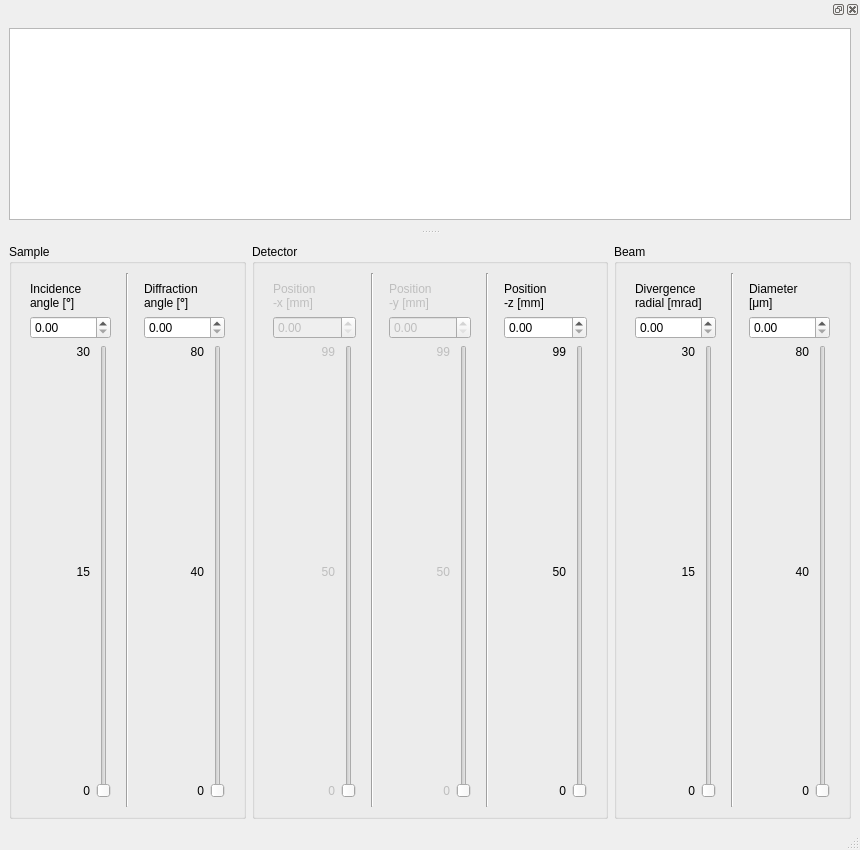
First picture: the form in ui_files/MainWindow.ui, repository hampusnasstrom/giwaxs_broadening, before the edit.
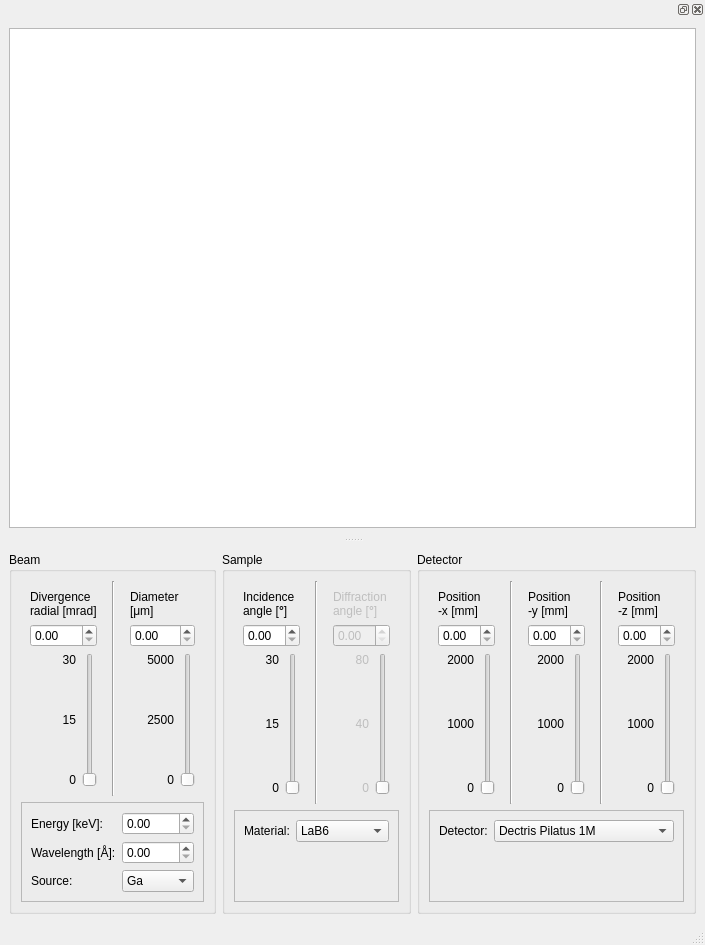
Second picture: the form after the edit. Custom widgets are drawn as their Qt base class.

Commit message: Connected sliders to basic functions

What changed in the file:
```diff
--- a/ui_files/MainWindow.ui
+++ b/ui_files/MainWindow.ui
@@ -6,8 +6,8 @@
    <rect>
     <x>0</x>
     <y>0</y>
-    <width>860</width>
-    <height>850</height>
+    <width>664</width>
+    <height>945</height>
    </rect>
   </property>
   <property name="windowTitle">
@@ -15,10 +15,253 @@
   </property>
   <widget class="QWidget" name="centralwidget">
    <layout class="QHBoxLayout" name="horizontalLayout">
+    <item>
+     <widget class="QGroupBox" name="gb_beam">
+      <property name="sizePolicy">
+       <sizepolicy hsizetype="Maximum" vsizetype="Preferred">
+        <horstretch>2</horstretch>
+        <verstretch>0</verstretch>
+       </sizepolicy>
+      </property>
+      <property name="title">
+       <string>Beam</string>
+      </property>
+      <layout class="QGridLayout" name="gridLayout_8">
+       <item row="0" column="0">
+        <widget class="QWidget" name="divergence" native="true">
+         <property name="sizePolicy">
+          <sizepolicy hsizetype="Preferred" vsizetype="Preferred">
+           <horstretch>1</horstretch>
+           <verstretch>3</verstretch>
+          </sizepolicy>
+         </property>
+         <layout class="QGridLayout" name="gridLayout_6">
+          <item row="1" column="0" colspan="2">
+           <widget class="QDoubleSpinBox" name="sb_divergence"/>
+          </item>
+          <item row="3" column="0">
+           <widget class="QLabel" name="label_middle_divergence">
+            <property name="text">
+             <string>15</string>
+            </property>
+            <property name="alignment">
+             <set>Qt::AlignRight|Qt::AlignTrailing|Qt::AlignVCenter</set>
+            </property>
+           </widget>
+          </item>
+          <item row="2" column="0">
+           <widget class="QLabel" name="label_top_divergence">
+            <property name="text">
+             <string>30</string>
+            </property>
+            <property name="alignment">
+             <set>Qt::AlignRight|Qt::AlignTop|Qt::AlignTrailing</set>
+            </property>
+           </widget>
+          </item>
+          <item row="4" column="0">
+           <widget class="QLabel" name="label_bottom_divergence">
+            <property name="text">
+             <string>0</string>
+            </property>
+            <property name="alignment">
+             <set>Qt::AlignBottom|Qt::AlignRight|Qt::AlignTrailing</set>
+            </property>
+           </widget>
+          </item>
+          <item row="2" column="1" rowspan="3">
+           <widget class="QSlider" name="slider_divergence">
+            <property name="maximum">
+             <number>30</number>
+            </property>
+            <property name="pageStep">
+             <number>5</number>
+            </property>
+            <property name="orientation">
+             <enum>Qt::Vertical</enum>
+            </property>
+            <property name="tickPosition">
+             <enum>QSlider::NoTicks</enum>
+            </property>
+            <property name="tickInterval">
+             <number>5</number>
+            </property>
+           </widget>
+          </item>
+          <item row="0" column="0" colspan="2">
+           <widget class="QLabel" name="label_divergence">
+            <property name="sizePolicy">
+             <sizepolicy hsizetype="Preferred" vsizetype="Maximum">
+              <horstretch>0</horstretch>
+              <verstretch>0</verstretch>
+             </sizepolicy>
+            </property>
+            <property name="text">
+             <string>&lt;html&gt;&lt;head/&gt;&lt;body&gt;&lt;p&gt;Divergence&lt;br/&gt;radial [mrad]&lt;/p&gt;&lt;/body&gt;&lt;/html&gt;</string>
+            </property>
+           </widget>
+          </item>
+         </layout>
+        </widget>
+       </item>
+       <item row="0" column="1">
+        <widget class="Line" name="line_4">
+         <property name="orientation">
+          <enum>Qt::Vertical</enum>
+         </property>
+        </widget>
+       </item>
+       <item row="0" column="2">
+        <widget class="QWidget" name="diameter" native="true">
+         <property name="sizePolicy">
+          <sizepolicy hsizetype="Preferred" vsizetype="Preferred">
+           <horstretch>1</horstretch>
+           <verstretch>0</verstretch>
+          </sizepolicy>
+         </property>
+         <layout class="QGridLayout" name="gridLayout_7">
+          <item row="0" column="0" colspan="2">
+           <widget class="QLabel" name="label_diameter">
+            <property name="sizePolicy">
+             <sizepolicy hsizetype="Preferred" vsizetype="Maximum">
+              <horstretch>0</horstretch>
+              <verstretch>0</verstretch>
+             </sizepolicy>
+            </property>
+            <property name="text">
+             <string>&lt;html&gt;&lt;head/&gt;&lt;body&gt;&lt;p&gt;Diameter&lt;br/&gt;[μm]&lt;/p&gt;&lt;/body&gt;&lt;/html&gt;</string>
+            </property>
+           </widget>
+          </item>
+          <item row="1" column="0" colspan="2">
+           <widget class="QDoubleSpinBox" name="sb_incidence_diameter"/>
+          </item>
+          <item row="2" column="0">
+           <widget class="QLabel" name="label_top_diameter">
+            <property name="text">
+             <string>5000</string>
+            </property>
+            <property name="alignment">
+             <set>Qt::AlignRight|Qt::AlignTop|Qt::AlignTrailing</set>
+            </property>
+           </widget>
+          </item>
+          <item row="2" column="1" rowspan="3">
+           <widget class="QSlider" name="slider_diameter">
+            <property name="maximum">
+             <number>5000</number>
+            </property>
+            <property name="singleStep">
+             <number>50</number>
+            </property>
+            <property name="pageStep">
+             <number>500</number>
+            </property>
+            <property name="orientation">
+             <enum>Qt::Vertical</enum>
+            </property>
+            <property name="tickPosition">
+             <enum>QSlider::NoTicks</enum>
+            </property>
+            <property name="tickInterval">
+             <number>5</number>
+            </property>
+           </widget>
+          </item>
+          <item row="3" column="0">
+           <widget class="QLabel" name="label_middle_diameter">
+            <property name="text">
+             <string>2500</string>
+            </property>
+            <property name="alignment">
+             <set>Qt::AlignRight|Qt::AlignTrailing|Qt::AlignVCenter</set>
+            </property>
+           </widget>
+          </item>
+          <item row="4" column="0">
+           <widget class="QLabel" name="label_bottom_diameter">
+            <property name="text">
+             <string>0</string>
+            </property>
+            <property name="alignment">
+             <set>Qt::AlignBottom|Qt::AlignRight|Qt::AlignTrailing</set>
+            </property>
+           </widget>
+          </item>
+         </layout>
+        </widget>
+       </item>
+       <item row="1" column="0" colspan="3">
+        <widget class="QFrame" name="frame_beam">
+         <property name="sizePolicy">
+          <sizepolicy hsizetype="Preferred" vsizetype="Fixed">
+           <horstretch>0</horstretch>
+           <verstretch>1</verstretch>
+          </sizepolicy>
+         </property>
+         <property name="frameShape">
+          <enum>QFrame::StyledPanel</enum>
+         </property>
+         <property name="frameShadow">
+          <enum>QFrame::Raised</enum>
+         </property>
+         <layout class="QFormLayout" name="formLayout">
+          <item row="0" column="0">
+           <widget class="QLabel" name="label_2">
+            <property name="text">
+             <string>Energy [keV]:</string>
+            </property>
+           </widget>
+          </item>
+          <item row="0" column="1">
+           <widget class="QDoubleSpinBox" name="sb_energy"/>
+          </item>
+          <item row="1" column="0">
+           <widget class="QLabel" name="label_3">
+            <property name="text">
+             <string>Wavelength [Å]:</string>
+            </property>
+           </widget>
+          </item>
+          <item row="1" column="1">
+           <widget class="QDoubleSpinBox" name="sb_wavelength"/>
+          </item>
+          <item row="2" column="0">
+           <widget class="QLabel" name="label_4">
+            <property name="text">
+             <string>Source:</string>
+            </property>
+           </widget>
+          </item>
+          <item row="2" column="1">
+           <widget class="QComboBox" name="cb_source">
+            <item>
+             <property name="text">
+              <string>Ga</string>
+             </property>
+            </item>
+            <item>
+             <property name="text">
+              <string>Cu</string>
+             </property>
+            </item>
+            <item>
+             <property name="text">
+              <string>Custom</string>
+             </property>
+            </item>
+           </widget>
+          </item>
+         </layout>
+        </widget>
+       </item>
+      </layout>
+     </widget>
+    </item>
     <item>
      <widget class="QGroupBox" name="gb_incidence">
       <property name="sizePolicy">
-       <sizepolicy hsizetype="Preferred" vsizetype="Preferred">
+       <sizepolicy hsizetype="Maximum" vsizetype="Preferred">
         <horstretch>2</horstretch>
         <verstretch>0</verstretch>
        </sizepolicy>
@@ -26,9 +269,15 @@
       <property name="title">
        <string>Sample</string>
       </property>
-      <layout class="QHBoxLayout" name="horizontalLayout_3">
-       <item>
-        <widget class="QWidget" name="widget" native="true">
+      <layout class="QGridLayout" name="gridLayout_9">
+       <item row="0" column="0">
+        <widget class="QWidget" name="incidence" native="true">
+         <property name="sizePolicy">
+          <sizepolicy hsizetype="Preferred" vsizetype="Preferred">
+           <horstretch>1</horstretch>
+           <verstretch>3</verstretch>
+          </sizepolicy>
+         </property>
          <layout class="QGridLayout" name="gridLayout">
           <item row="0" column="0" colspan="2">
            <widget class="QLabel" name="label_incidence">
@@ -58,6 +307,12 @@
           </item>
           <item row="2" column="1" rowspan="3">
            <widget class="QSlider" name="slider_incidence">
+            <property name="maximum">
+             <number>30</number>
+            </property>
+            <property name="pageStep">
+             <number>5</number>
+            </property>
             <property name="orientation">
              <enum>Qt::Vertical</enum>
             </property>
@@ -92,15 +347,24 @@
          </layout>
         </widget>
        </item>
-       <item>
+       <item row="0" column="1">
         <widget class="Line" name="line">
          <property name="orientation">
           <enum>Qt::Vertical</enum>
          </property>
         </widget>
        </item>
-       <item>
-        <widget class="QWidget" name="widget_2" native="true">
+       <item row="0" column="2">
+        <widget class="QWidget" name="diffraction" native="true">
+         <property name="enabled">
+          <bool>false</bool>
+         </property>
+         <property name="sizePolicy">
+          <sizepolicy hsizetype="Preferred" vsizetype="Preferred">
+           <horstretch>1</horstretch>
+           <verstretch>0</verstretch>
+          </sizepolicy>
+         </property>
          <layout class="QGridLayout" name="gridLayout_5">
           <item row="0" column="0" colspan="2">
            <widget class="QLabel" name="label_diffraction">
@@ -164,13 +428,53 @@
          </layout>
         </widget>
        </item>
+       <item row="1" column="0" colspan="3">
+        <widget class="QFrame" name="frame_sample">
+         <property name="sizePolicy">
+          <sizepolicy hsizetype="Preferred" vsizetype="Fixed">
+           <horstretch>0</horstretch>
+           <verstretch>1</verstretch>
+          </sizepolicy>
+         </property>
+         <property name="minimumSize">
+          <size>
+           <width>0</width>
+           <height>92</height>
+          </size>
+         </property>
+         <property name="frameShape">
+          <enum>QFrame::StyledPanel</enum>
+         </property>
+         <property name="frameShadow">
+          <enum>QFrame::Raised</enum>
+         </property>
+         <layout class="QFormLayout" name="formLayout_2">
+          <item row="0" column="0">
+           <widget class="QLabel" name="label_5">
+            <property name="text">
+             <string>Material:</string>
+            </property>
+           </widget>
+          </item>
+          <item row="0" column="1">
+           <widget class="QComboBox" name="cb_material">
+            <item>
+             <property name="text">
+              <string>LaB6</string>
+             </property>
+            </item>
+           </widget>
+          </item>
+         </layout>
+        </widget>
+       </item>
       </layout>
      </widget>
     </item>
     <item>
      <widget class="QGroupBox" name="gb_x_det">
       <property name="sizePolicy">
-       <sizepolicy hsizetype="Preferred" vsizetype="Preferred">
+       <sizepolicy hsizetype="Maximum" vsizetype="Preferred">
         <horstretch>3</horstretch>
         <verstretch>0</verstretch>
        </sizepolicy>
@@ -178,90 +482,24 @@
       <property name="title">
        <string>Detector</string>
       </property>
-      <layout class="QHBoxLayout" name="horizontalLayout_2">
-       <item>
-        <widget class="QWidget" name="x_det" native="true">
-         <property name="enabled">
-          <bool>false</bool>
-         </property>
-         <layout class="QGridLayout" name="gridLayout_2">
-          <item row="2" column="1" rowspan="3">
-           <widget class="QSlider" name="slider_incidence_x_det">
-            <property name="orientation">
-             <enum>Qt::Vertical</enum>
-            </property>
-            <property name="tickPosition">
-             <enum>QSlider::NoTicks</enum>
-            </property>
-            <property name="tickInterval">
-             <number>5</number>
-            </property>
-           </widget>
-          </item>
-          <item row="0" column="0" colspan="2">
-           <widget class="QLabel" name="label">
-            <property name="sizePolicy">
-             <sizepolicy hsizetype="Preferred" vsizetype="Maximum">
-              <horstretch>0</horstretch>
-              <verstretch>0</verstretch>
-             </sizepolicy>
-            </property>
-            <property name="text">
-             <string>&lt;html&gt;&lt;head/&gt;&lt;body&gt;&lt;p&gt;Position&lt;br/&gt;-x [mm]&lt;/p&gt;&lt;/body&gt;&lt;/html&gt;</string>
-            </property>
-           </widget>
-          </item>
-          <item row="3" column="0">
-           <widget class="QLabel" name="label_middle_x_det">
-            <property name="text">
-             <string>50</string>
-            </property>
-            <property name="alignment">
-             <set>Qt::AlignRight|Qt::AlignTrailing|Qt::AlignVCenter</set>
-            </property>
-           </widget>
-          </item>
-          <item row="1" column="0" colspan="2">
-           <widget class="QDoubleSpinBox" name="sb_incidence_x_det"/>
-          </item>
-          <item row="2" column="0">
-           <widget class="QLabel" name="label_top_x_det">
-            <property name="text">
-             <string>99</string>
-            </property>
-            <property name="alignment">
-             <set>Qt::AlignRight|Qt::AlignTop|Qt::AlignTrailing</set>
-            </property>
-           </widget>
-          </item>
-          <item row="4" column="0">
-           <widget class="QLabel" name="label_bottom_x_det">
-            <property name="text">
-             <string>0</string>
-            </property>
-            <property name="alignment">
-             <set>Qt::AlignBottom|Qt::AlignRight|Qt::AlignTrailing</set>
-            </property>
-           </widget>
-          </item>
-         </layout>
-        </widget>
-       </item>
-       <item>
-        <widget class="Line" name="line_2">
-         <property name="orientation">
-          <enum>Qt::Vertical</enum>
-         </property>
-        </widget>
-       </item>
-       <item>
+      <layout class="QGridLayout" name="gridLayout_10">
+       <item row="0" column="2">
         <widget class="QWidget" name="y_det" native="true">
          <property name="enabled">
-          <bool>false</bool>
+          <bool>true</bool>
+         </property>
+         <property name="sizePolicy">
+          <sizepolicy hsizetype="Preferred" vsizetype="Preferred">
+           <horstretch>1</horstretch>
+           <verstretch>0</verstretch>
+          </sizepolicy>
          </property>
          <layout class="QGridLayout" name="gridLayout_3">
           <item row="2" column="1" rowspan="3">
            <widget class="QSlider" name="slider_incidence_y_det">
+            <property name="maximum">
+             <number>2000</number>
+            </property>
             <property name="orientation">
              <enum>Qt::Vertical</enum>
             </property>
@@ -289,7 +527,7 @@
           <item row="3" column="0">
            <widget class="QLabel" name="label_middle_y_det">
             <property name="text">
-             <string>50</string>
+             <string>1000</string>
             </property>
             <property name="alignment">
              <set>Qt::AlignRight|Qt::AlignTrailing|Qt::AlignVCenter</set>
@@ -302,7 +540,7 @@
           <item row="2" column="0">
            <widget class="QLabel" name="label_top_y_det">
             <property name="text">
-             <string>99</string>
+             <string>2000</string>
             </property>
             <property name="alignment">
              <set>Qt::AlignRight|Qt::AlignTop|Qt::AlignTrailing</set>
@@ -322,18 +560,111 @@
          </layout>
         </widget>
        </item>
-       <item>
+       <item row="0" column="3">
         <widget class="Line" name="line_3">
          <property name="orientation">
           <enum>Qt::Vertical</enum>
          </property>
         </widget>
        </item>
-       <item>
+       <item row="0" column="0">
+        <widget class="QWidget" name="x_det" native="true">
+         <property name="enabled">
+          <bool>true</bool>
+         </property>
+         <property name="sizePolicy">
+          <sizepolicy hsizetype="Preferred" vsizetype="Preferred">
+           <horstretch>1</horstretch>
+           <verstretch>3</verstretch>
+          </sizepolicy>
+         </property>
+         <layout class="QGridLayout" name="gridLayout_2">
+          <item row="2" column="1" rowspan="3">
+           <widget class="QSlider" name="slider_incidence_x_det">
+            <property name="maximum">
+             <number>2000</number>
+            </property>
+            <property name="orientation">
+             <enum>Qt::Vertical</enum>
+            </property>
+            <property name="tickPosition">
+             <enum>QSlider::NoTicks</enum>
+            </property>
+            <property name="tickInterval">
+             <number>5</number>
+            </property>
+           </widget>
+          </item>
+          <item row="0" column="0" colspan="2">
+           <widget class="QLabel" name="label">
+            <property name="sizePolicy">
+             <sizepolicy hsizetype="Preferred" vsizetype="Maximum">
+              <horstretch>0</horstretch>
+              <verstretch>0</verstretch>
+             </sizepolicy>
+            </property>
+            <property name="text">
+             <string>&lt;html&gt;&lt;head/&gt;&lt;body&gt;&lt;p&gt;Position&lt;br/&gt;-x [mm]&lt;/p&gt;&lt;/body&gt;&lt;/html&gt;</string>
+            </property>
+           </widget>
+          </item>
+          <item row="3" column="0">
+           <widget class="QLabel" name="label_middle_x_det">
+            <property name="text">
+             <string>1000</string>
+            </property>
+            <property name="alignment">
+             <set>Qt::AlignRight|Qt::AlignTrailing|Qt::AlignVCenter</set>
+            </property>
+           </widget>
+          </item>
+          <item row="1" column="0" colspan="2">
+           <widget class="QDoubleSpinBox" name="sb_incidence_x_det"/>
+          </item>
+          <item row="2" column="0">
+           <widget class="QLabel" name="label_top_x_det">
+            <property name="text">
+             <string>2000</string>
+            </property>
+            <property name="alignment">
+             <set>Qt::AlignRight|Qt::AlignTop|Qt::AlignTrailing</set>
+            </property>
+           </widget>
+          </item>
+          <item row="4" column="0">
+           <widget class="QLabel" name="label_bottom_x_det">
+            <property name="text">
+             <string>0</string>
+            </property>
+            <property name="alignment">
+             <set>Qt::AlignBottom|Qt::AlignRight|Qt::AlignTrailing</set>
+            </property>
+           </widget>
+          </item>
+         </layout>
+        </widget>
+       </item>
+       <item row="0" column="1">
+        <widget class="Line" name="line_2">
+         <property name="orientation">
+          <enum>Qt::Vertical</enum>
+         </property>
+        </widget>
+       </item>
+       <item row="0" column="4">
         <widget class="QWidget" name="z_det" native="true">
+         <property name="sizePolicy">
+          <sizepolicy hsizetype="Preferred" vsizetype="Preferred">
+           <horstretch>1</horstretch>
+           <verstretch>0</verstretch>
+          </sizepolicy>
+         </property>
          <layout class="QGridLayout" name="gridLayout_4">
           <item row="2" column="1" rowspan="3">
            <widget class="QSlider" name="slider_incidence_z_det">
+            <property name="maximum">
+             <number>2000</number>
+            </property>
             <property name="orientation">
              <enum>Qt::Vertical</enum>
             </property>
@@ -361,7 +692,7 @@
           <item row="3" column="0">
            <widget class="QLabel" name="label_middle_z_det">
             <property name="text">
-             <string>50</string>
+             <string>1000</string>
             </property>
             <property name="alignment">
              <set>Qt::AlignRight|Qt::AlignTrailing|Qt::AlignVCenter</set>
@@ -374,7 +705,7 @@
           <item row="2" column="0">
            <widget class="QLabel" name="label_top_z_det">
             <property name="text">
-             <string>99</string>
+             <string>2000</string>
             </property>
             <property name="alignment">
              <set>Qt::AlignRight|Qt::AlignTop|Qt::AlignTrailing</set>
@@ -394,160 +725,66 @@
          </layout>
         </widget>
        </item>
+       <item row="1" column="0" colspan="5">
+        <widget class="QFrame" name="frame_detector">
+         <property name="sizePolicy">
+          <sizepolicy hsizetype="Preferred" vsizetype="Fixed">
+           <horstretch>0</horstretch>
+           <verstretch>1</verstretch>
+          </sizepolicy>
+         </property>
+         <property name="minimumSize">
+          <size>
+           <width>0</width>
+           <height>92</height>
+          </size>
+         </property>
+         <property name="frameShape">
+          <enum>QFrame::StyledPanel</enum>
+         </property>
+         <property name="frameShadow">
+          <enum>QFrame::Raised</enum>
+         </property>
+         <layout class="QFormLayout" name="formLayout_3">
+          <item row="0" column="0">
+           <widget class="QLabel" name="label_6">
+            <property name="text">
+             <string>Detector:</string>
+            </property>
+           </widget>
+          </item>
+          <item row="0" column="1">
+           <widget class="QComboBox" name="comboBox">
+            <item>
+             <property name="text">
+              <string>Dectris Pilatus 1M</string>
+             </property>
+            </item>
+            <item>
+             <property name="text">
+              <string>Dectris Eiger 1M</string>
+             </property>
+            </item>
+           </widget>
+          </item>
+         </layout>
+        </widget>
+       </item>
       </layout>
      </widget>
     </item>
     <item>
-     <widget class="QGroupBox" name="gb_incidence_2">
-      <property name="sizePolicy">
-       <sizepolicy hsizetype="Preferred" vsizetype="Preferred">
-        <horstretch>2</horstretch>
-        <verstretch>0</verstretch>
-       </sizepolicy>
+     <spacer name="horizontalSpacer">
+      <property name="orientation">
+       <enum>Qt::Horizontal</enum>
       </property>
-      <property name="title">
-       <string>Beam</string>
+      <property name="sizeHint" stdset="0">
+       <size>
+        <width>40</width>
+        <height>20</height>
+       </size>
       </property>
-      <layout class="QHBoxLayout" name="horizontalLayout_4">
-       <item>
-        <widget class="QWidget" name="widget_3" native="true">
-         <layout class="QGridLayout" name="gridLayout_6">
-          <item row="0" column="0" colspan="2">
-           <widget class="QLabel" name="label_incidence_2">
-            <property name="sizePolicy">
-             <sizepolicy hsizetype="Preferred" vsizetype="Maximum">
-              <horstretch>0</horstretch>
-              <verstretch>0</verstretch>
-             </sizepolicy>
-            </property>
-            <property name="text">
-             <string>&lt;html&gt;&lt;head/&gt;&lt;body&gt;&lt;p&gt;Divergence&lt;br/&gt;radial [mrad]&lt;/p&gt;&lt;/body&gt;&lt;/html&gt;</string>
-            </property>
-           </widget>
-          </item>
-          <item row="1" column="0" colspan="2">
-           <widget class="QDoubleSpinBox" name="sb_incidence_2"/>
-          </item>
-          <item row="2" column="0">
-           <widget class="QLabel" name="label_top_incidence_2">
-            <property name="text">
-             <string>30</string>
-            </property>
-            <property name="alignment">
-             <set>Qt::AlignRight|Qt::AlignTop|Qt::AlignTrailing</set>
-            </property>
-           </widget>
-          </item>
-          <item row="2" column="1" rowspan="3">
-           <widget class="QSlider" name="slider_incidence_2">
-            <property name="orientation">
-             <enum>Qt::Vertical</enum>
-            </property>
-            <property name="tickPosition">
-             <enum>QSlider::NoTicks</enum>
-            </property>
-            <property name="tickInterval">
-             <number>5</number>
-            </property>
-           </widget>
-          </item>
-          <item row="3" column="0">
-           <widget class="QLabel" name="label_middle_incidence_2">
-            <property name="text">
-             <string>15</string>
-            </property>
-            <property name="alignment">
-             <set>Qt::AlignRight|Qt::AlignTrailing|Qt::AlignVCenter</set>
-            </property>
-           </widget>
-          </item>
-          <item row="4" column="0">
-           <widget class="QLabel" name="label_bottom_incidence_2">
-            <property name="text">
-             <string>0</string>
-            </property>
-            <property name="alignment">
-             <set>Qt::AlignBottom|Qt::AlignRight|Qt::AlignTrailing</set>
-            </property>
-           </widget>
-          </item>
-         </layout>
-        </widget>
-       </item>
-       <item>
-        <widget class="Line" name="line_4">
-         <property name="orientation">
-          <enum>Qt::Vertical</enum>
-         </property>
-        </widget>
-       </item>
-       <item>
-        <widget class="QWidget" name="widget_4" native="true">
-         <layout class="QGridLayout" name="gridLayout_7">
-          <item row="0" column="0" colspan="2">
-           <widget class="QLabel" name="label_diffraction_2">
-            <property name="sizePolicy">
-             <sizepolicy hsizetype="Preferred" vsizetype="Maximum">
-              <horstretch>0</horstretch>
-              <verstretch>0</verstretch>
-             </sizepolicy>
-            </property>
-            <property name="text">
-             <string>&lt;html&gt;&lt;head/&gt;&lt;body&gt;&lt;p&gt;Diameter&lt;br/&gt;[μm]&lt;/p&gt;&lt;/body&gt;&lt;/html&gt;</string>
-            </property>
-           </widget>
-          </item>
-          <item row="1" column="0" colspan="2">
-           <widget class="QDoubleSpinBox" name="sb_incidence_diffraction_2"/>
-          </item>
-          <item row="2" column="0">
-           <widget class="QLabel" name="label_top_diffraction_2">
-            <property name="text">
-             <string>80</string>
-            </property>
-            <property name="alignment">
-             <set>Qt::AlignRight|Qt::AlignTop|Qt::AlignTrailing</set>
-            </property>
-           </widget>
-          </item>
-          <item row="2" column="1" rowspan="3">
-           <widget class="QSlider" name="slider_incidence_diffraction_2">
-            <property name="orientation">
-             <enum>Qt::Vertical</enum>
-            </property>
-            <property name="tickPosition">
-             <enum>QSlider::NoTicks</enum>
-            </property>
-            <property name="tickInterval">
-             <number>5</number>
-            </property>
-           </widget>
-          </item>
-          <item row="3" column="0">
-           <widget class="QLabel" name="label_middle_diffraction_2">
-            <property name="text">
-             <string>40</string>
-            </property>
-            <property name="alignment">
-             <set>Qt::AlignRight|Qt::AlignTrailing|Qt::AlignVCenter</set>
-            </property>
-           </widget>
-          </item>
-          <item row="4" column="0">
-           <widget class="QLabel" name="label_bottom_diffraction_2">
-            <property name="text">
-             <string>0</string>
-            </property>
-            <property name="alignment">
-             <set>Qt::AlignBottom|Qt::AlignRight|Qt::AlignTrailing</set>
-            </property>
-           </widget>
-          </item>
-         </layout>
-        </widget>
-       </item>
-      </layout>
-     </widget>
+     </spacer>
     </item>
    </layout>
   </widget>
@@ -569,7 +806,14 @@
    <widget class="QWidget" name="dockWidgetContents">
     <layout class="QVBoxLayout" name="verticalLayout">
      <item>
-      <widget class="GraphicsLayoutWidget" name="graphicsView"/>
+      <widget class="GraphicsLayoutWidget" name="graphicsView">
+       <property name="minimumSize">
+        <size>
+         <width>600</width>
+         <height>500</height>
+        </size>
+       </property>
+      </widget>
      </item>
     </layout>
    </widget>
```
Left out of the diff: 111 changed lines with no effect on the pictures. The commit also changes 3 other files.
